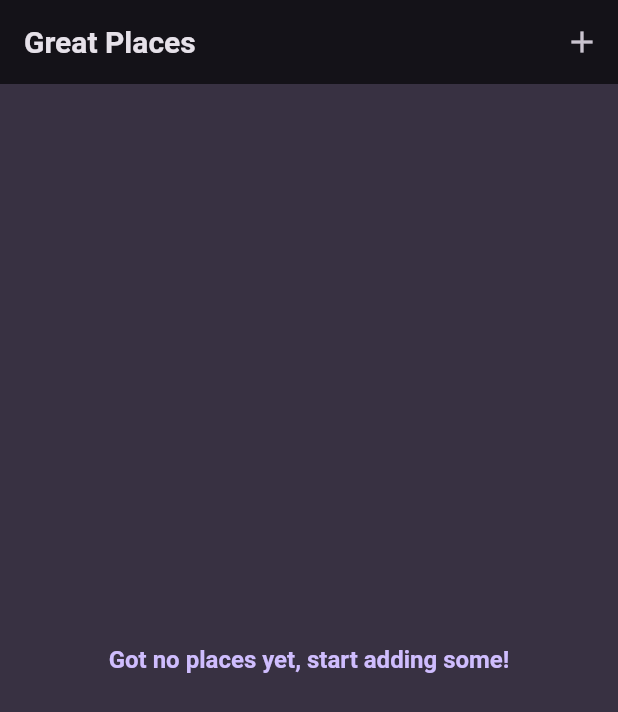
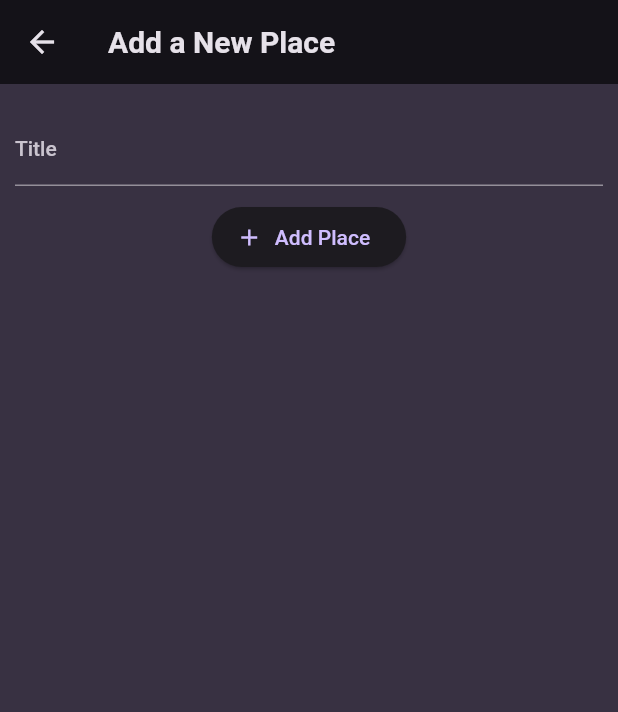
Before and after one commit to mmcdevitt1997/favorite_places, a Flutter app: the screen it shows after launch, after a tap on the "add" icon, on a phone screen of 412 x 824 dp. Shown: the top 712 px of the screen. Run offline on Flutter 3.47's test engine with Material 2 defaults, Android fonts, the phone set to English and light mode, and no system bars; our stand-ins replace google_fonts.

```diff
--- a/lib/screens/add_place.dart
+++ b/lib/screens/add_place.dart
@@ -0,0 +1,51 @@
+import 'package:flutter/material.dart';
+
+class AddPlaceScreen extends StatefulWidget {
+  const AddPlaceScreen({super.key});
+
+  @override
+  State<AddPlaceScreen> createState() => _AddPlaceScreenState();
+}
+
+class _AddPlaceScreenState extends State<AddPlaceScreen> {
+  final _titleController = TextEditingController();
+
+  @override
+  void dispose() {
+    _titleController.dispose();
+    super.dispose();
+  }
+
+  @override
+  Widget build(BuildContext context) {
+    return Scaffold(
+      appBar: AppBar(
+        title: const Text('Add a New Place'),
+      ),
+      body: SingleChildScrollView(
+        padding: const EdgeInsets.all(10),
+        child: Column(
+          children: [
+            const SizedBox(height: 10),
+            TextField(
+              decoration: const InputDecoration(labelText: 'Title'),
+              controller: _titleController,
+              style: TextStyle(
+                color: Theme.of(context).colorScheme.onBackground,
+              )
+            ),
+            const SizedBox(height: 10),
+            ElevatedButton.icon(
+                onPressed: () {},
+                label: const Text('Add Place'),
+                icon: const Icon(Icons.add)),
+            Row(
+              children: [
+              ],
+            ),
+          ],
+        ),
+      ),
+    );
+  }
+}
--- a/lib/screens/places.dart
+++ b/lib/screens/places.dart
@@ -1,3 +1,4 @@
+import 'package:favorite_places/screens/add_place.dart';
 import 'package:favorite_places/widgets/places_list.dart';
 import 'package:flutter/material.dart';
 
@@ -12,7 +13,13 @@ class PlacesScreen extends StatelessWidget {
         actions: [
           IconButton(
             icon: const Icon(Icons.add),
-            onPressed: () {},
+            onPressed: () {
+              Navigator.of(context).push(
+                MaterialPageRoute(
+                  builder: (ctx) => const AddPlaceScreen(),
+                ),
+              );
+            },
           )
         ],
       ),
--- a/pubspec.yaml
+++ b/pubspec.yaml
@@ -38,6 +38,7 @@ dependencies:
   cupertino_icons: ^1.0.2
   google_fonts: ^4.0.4
   uuid: ^3.0.7
+  flutter_riverpod: ^2.3.6
 
 dev_dependencies:
   flutter_test:
```
Also changed, not shown: pubspec.lock.
